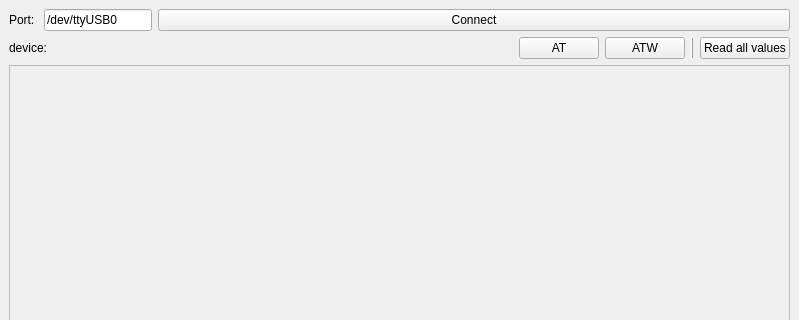
First picture: the form in ui/configurator_ui.ui, repository Fabien-B/AT_Configurator, before the edit; both pictures show x 0 to 799 and y 0 to 320 of the 799 by 624 pixel window.
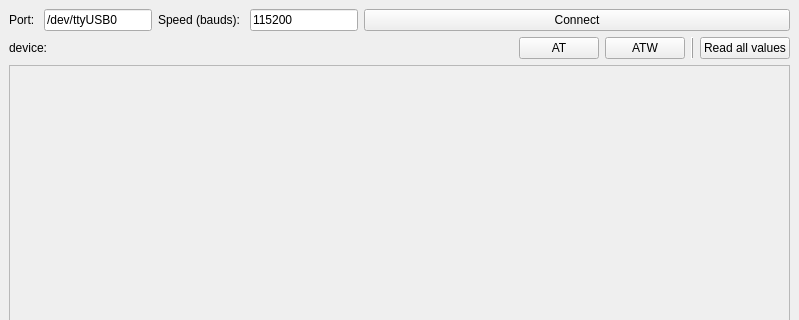
Second picture: the form after the edit.

Patch:
```diff
--- a/ui/configurator_ui.ui
+++ b/ui/configurator_ui.ui
@@ -47,7 +47,33 @@
        </widget>
       </item>
       <item>
-       <widget class="QPushButton" name="pushButton">
+       <widget class="QLabel" name="label_3">
+        <property name="sizePolicy">
+         <sizepolicy hsizetype="Fixed" vsizetype="Preferred">
+          <horstretch>0</horstretch>
+          <verstretch>0</verstretch>
+         </sizepolicy>
+        </property>
+        <property name="text">
+         <string>Speed (bauds): </string>
+        </property>
+       </widget>
+      </item>
+      <item>
+       <widget class="QLineEdit" name="bauds_lineEdit">
+        <property name="sizePolicy">
+         <sizepolicy hsizetype="Fixed" vsizetype="Fixed">
+          <horstretch>0</horstretch>
+          <verstretch>0</verstretch>
+         </sizepolicy>
+        </property>
+        <property name="text">
+         <string>115200</string>
+        </property>
+       </widget>
+      </item>
+      <item>
+       <widget class="QPushButton" name="connect_button">
         <property name="text">
          <string>Connect</string>
         </property>
```
Left out of the diff: 2 changed lines with no effect on the pictures.
